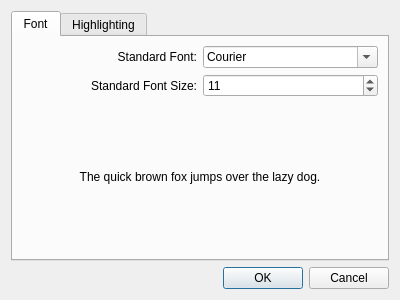
Above: dialogs/preferencedialog.ui from Sikarjan/phpPad before the change. Below: the same form after it.
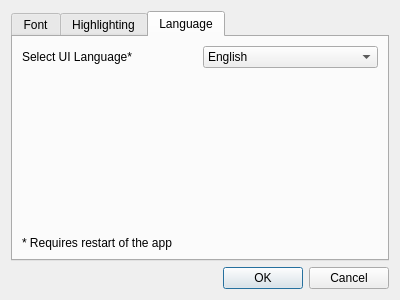
That is the form after the change.

```diff
--- a/dialogs/preferencedialog.ui
+++ b/dialogs/preferencedialog.ui
@@ -17,7 +17,7 @@
    <item>
     <widget class="QTabWidget" name="tabWidget">
      <property name="currentIndex">
-      <number>0</number>
+      <number>2</number>
      </property>
      <widget class="QWidget" name="tab">
       <attribute name="title">
@@ -95,6 +95,58 @@
        <string>Highlighting</string>
       </attribute>
      </widget>
+     <widget class="QWidget" name="tab_3">
+      <attribute name="title">
+       <string>Language</string>
+      </attribute>
+      <layout class="QVBoxLayout" name="verticalLayout_3">
+       <item>
+        <layout class="QHBoxLayout" name="horizontalLayout_3">
+         <item>
+          <widget class="QLabel" name="label_3">
+           <property name="text">
+            <string>Select UI Language*</string>
+           </property>
+          </widget>
+         </item>
+         <item>
+          <widget class="QComboBox" name="uiLangSelector">
+           <item>
+            <property name="text">
+             <string notr="true">English</string>
+            </property>
+           </item>
+           <item>
+            <property name="text">
+             <string notr="true" comment="de">Deutsch</string>
+            </property>
+           </item>
+          </widget>
+         </item>
+        </layout>
+       </item>
+       <item>
+        <spacer name="verticalSpacer">
+         <property name="orientation">
+          <enum>Qt::Vertical</enum>
+         </property>
+         <property name="sizeHint" stdset="0">
+          <size>
+           <width>20</width>
+           <height>159</height>
+          </size>
+         </property>
+        </spacer>
+       </item>
+       <item>
+        <widget class="QLabel" name="label_4">
+         <property name="text">
+          <string>* Requires restart of the app</string>
+         </property>
+        </widget>
+       </item>
+      </layout>
+     </widget>
     </widget>
    </item>
    <item>
```
